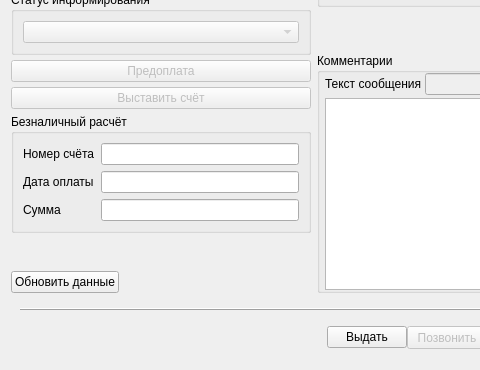
Above: tabrepair.ui from solderercb/snap_crm before the change; both pictures show x 0 to 480 and y 578 to 948 of the 1176 by 948 pixel window. Below: the same form after it.
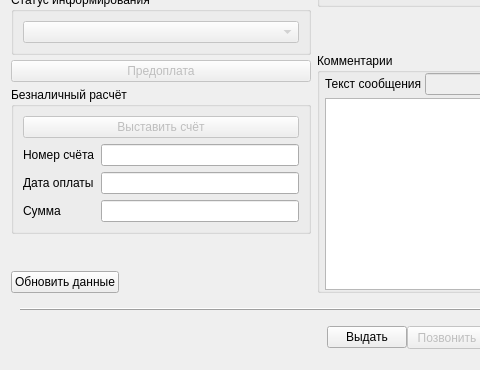
That is the form after the change. Custom widgets are drawn as their Qt base class.

Commit message: tabRepair: некоторые страндартные QLineEdit заменены на SLineEdit, добавлены соответствующие методы (пустышки) обработки нажатия кнопок в этих lineEdit'ах; реализовано открытие вкладки предыдущего ремонта; немного изменена компоновка виджетов, связанных со счетами (безналом).

What changed in the file:
```diff
--- a/tabrepair.ui
+++ b/tabrepair.ui
@@ -117,7 +117,7 @@
                </widget>
               </item>
               <item row="1" column="1">
-               <widget class="QLineEdit" name="lineEditIncomingSet">
+               <widget class="SLineEdit" name="lineEditIncomingSet">
                 <property name="sizePolicy">
                  <sizepolicy hsizetype="Expanding" vsizetype="Fixed">
                   <horstretch>0</horstretch>
@@ -205,7 +205,7 @@
                </widget>
               </item>
               <item row="1" column="0">
-               <widget class="QLineEdit" name="lineEditAgreedAmount">
+               <widget class="SLineEdit" name="lineEditAgreedAmount">
                 <property name="enabled">
                  <bool>false</bool>
                 </property>
@@ -329,7 +329,10 @@
                  </widget>
                 </item>
                 <item>
-                 <widget class="QLineEdit" name="lineEditQuickAddSparePartByUID">
+                 <widget class="SLineEdit" name="lineEditQuickAddSparePartByUID">
+                  <property name="enabled">
+                   <bool>false</bool>
+                  </property>
                   <property name="sizePolicy">
                    <sizepolicy hsizetype="Fixed" vsizetype="Fixed">
                     <horstretch>0</horstretch>
@@ -625,7 +628,7 @@
           </widget>
          </item>
          <item row="0" column="1">
-          <widget class="QLineEdit" name="lineEditRepairId">
+          <widget class="SLineEdit" name="lineEditRepairId">
            <property name="sizePolicy">
             <sizepolicy hsizetype="Expanding" vsizetype="Fixed">
              <horstretch>0</horstretch>
@@ -799,7 +802,7 @@
           </widget>
          </item>
          <item row="7" column="1">
-          <widget class="QLineEdit" name="lineEditOffice">
+          <widget class="SLineEdit" name="lineEditOffice">
            <property name="sizePolicy">
             <sizepolicy hsizetype="Expanding" vsizetype="Fixed">
              <horstretch>0</horstretch>
@@ -828,7 +831,7 @@
           </widget>
          </item>
          <item row="8" column="1">
-          <widget class="QLineEdit" name="lineEditManager">
+          <widget class="SLineEdit" name="lineEditManager">
            <property name="sizePolicy">
             <sizepolicy hsizetype="Expanding" vsizetype="Fixed">
              <horstretch>0</horstretch>
@@ -857,7 +860,7 @@
           </widget>
          </item>
          <item row="9" column="1">
-          <widget class="QLineEdit" name="lineEditEngineer">
+          <widget class="SLineEdit" name="lineEditEngineer">
            <property name="sizePolicy">
             <sizepolicy hsizetype="Expanding" vsizetype="Fixed">
              <horstretch>0</horstretch>
@@ -972,7 +975,7 @@
             </widget>
            </item>
            <item>
-            <widget class="QLineEdit" name="lineEditPrevRepair">
+            <widget class="SLineEdit" name="lineEditPrevRepair">
              <property name="readOnly">
               <bool>true</bool>
              </property>
@@ -1091,81 +1094,6 @@
            </property>
           </widget>
          </item>
-         <item row="19" column="0" colspan="2">
-          <widget class="QPushButton" name="pushButtonCreateInvoice">
-           <property name="enabled">
-            <bool>false</bool>
-           </property>
-           <property name="text">
-            <string>Выставить счёт</string>
-           </property>
-          </widget>
-         </item>
-         <item row="20" column="0" colspan="2">
-          <widget class="QGroupBox" name="groupBoxCashless">
-           <property name="sizePolicy">
-            <sizepolicy hsizetype="Preferred" vsizetype="Minimum">
-             <horstretch>0</horstretch>
-             <verstretch>0</verstretch>
-            </sizepolicy>
-           </property>
-           <property name="title">
-            <string>Безналичный расчёт</string>
-           </property>
-           <layout class="QGridLayout" name="gridLayout_16">
-            <item row="1" column="1">
-             <widget class="QLineEdit" name="lineEditInvoicePaymentDate"/>
-            </item>
-            <item row="2" column="1">
-             <widget class="QLineEdit" name="lineEditInvoiceAmount"/>
-            </item>
-            <item row="0" column="1">
-             <widget class="QLineEdit" name="lineEditInvoice"/>
-            </item>
-            <item row="0" column="0">
-             <widget class="QLabel" name="label">
-              <property name="text">
-               <string>Номер счёта</string>
-              </property>
-             </widget>
-            </item>
-            <item row="1" column="0">
-             <widget class="QLabel" name="label_2">
-              <property name="text">
-               <string>Дата оплаты</string>
-              </property>
-             </widget>
-            </item>
-            <item row="2" column="0">
-             <widget class="QLabel" name="label_3">
-              <property name="text">
-               <string>Сумма</string>
-              </property>
-             </widget>
-            </item>
-           </layout>
-          </widget>
-         </item>
-         <item row="21" column="1">
-          <spacer name="verticalSpacer_3">
-           <property name="orientation">
-            <enum>Qt::Vertical</enum>
-           </property>
-           <property name="sizeHint" stdset="0">
-            <size>
-             <width>20</width>
-             <height>40</height>
-            </size>
-           </property>
-          </spacer>
-         </item>
-         <item row="22" column="0">
-          <widget class="QPushButton" name="pushButtonManualUpdateRepairData">
-           <property name="text">
-            <string>Обновить данные</string>
-           </property>
-          </widget>
-         </item>
          <item row="12" column="0" colspan="2">
           <layout class="QHBoxLayout" name="horizontalLayout_3" stretch="1,1">
            <item>
@@ -1231,6 +1159,81 @@
            </property>
           </widget>
          </item>
+         <item row="19" column="0" colspan="2">
+          <widget class="QGroupBox" name="groupBoxCashless">
+           <property name="sizePolicy">
+            <sizepolicy hsizetype="Preferred" vsizetype="Minimum">
+             <horstretch>0</horstretch>
+             <verstretch>0</verstretch>
+            </sizepolicy>
+           </property>
+           <property name="title">
+            <string>Безналичный расчёт</string>
+           </property>
+           <layout class="QGridLayout" name="gridLayout_16">
+            <item row="1" column="0">
+             <widget class="QLabel" name="labelInvoice">
+              <property name="text">
+               <string>Номер счёта</string>
+              </property>
+             </widget>
+            </item>
+            <item row="3" column="0">
+             <widget class="QLabel" name="labelInvoiceAmount">
+              <property name="text">
+               <string>Сумма</string>
+              </property>
+             </widget>
+            </item>
+            <item row="2" column="0">
+             <widget class="QLabel" name="labelInvoicePaymentDate">
+              <property name="text">
+               <string>Дата оплаты</string>
+              </property>
+             </widget>
+            </item>
+            <item row="1" column="1">
+             <widget class="SLineEdit" name="lineEditInvoice"/>
+            </item>
+            <item row="2" column="1">
+             <widget class="QLineEdit" name="lineEditInvoicePaymentDate"/>
+            </item>
+            <item row="3" column="1">
+             <widget class="QLineEdit" name="lineEditInvoiceAmount"/>
+            </item>
+            <item row="0" column="0" colspan="2">
+             <widget class="QPushButton" name="pushButtonCreateInvoice">
+              <property name="enabled">
+               <bool>false</bool>
+              </property>
+              <property name="text">
+               <string>Выставить счёт</string>
+              </property>
+             </widget>
+            </item>
+           </layout>
+          </widget>
+         </item>
+         <item row="20" column="1">
+          <spacer name="verticalSpacer_3">
+           <property name="orientation">
+            <enum>Qt::Vertical</enum>
+           </property>
+           <property name="sizeHint" stdset="0">
+            <size>
+             <width>20</width>
+             <height>40</height>
+            </size>
+           </property>
+          </spacer>
+         </item>
+         <item row="21" column="0">
+          <widget class="QPushButton" name="pushButtonManualUpdateRepairData">
+           <property name="text">
+            <string>Обновить данные</string>
+           </property>
+          </widget>
+         </item>
         </layout>
        </item>
       </layout>
@@ -1445,21 +1448,30 @@
   </layout>
  </widget>
  <customwidgets>
+  <customwidget>
+   <class>commentsTable</class>
+   <extends>QTableView</extends>
+   <header>tabrepair.h</header>
+  </customwidget>
+  <customwidget>
+   <class>worksAndSparePartsTable</class>
+   <extends>QTableView</extends>
+   <header>tabrepair.h</header>
+  </customwidget>
+  <customwidget>
+   <class>SLineEdit</class>
+   <extends>QLineEdit</extends>
+   <header location="global">widgets/slineedit.h</header>
+   <slots>
+    <signal>buttonClicked(int)</signal>
+    <signal>mouseDoubleClick()</signal>
+   </slots>
+  </customwidget>
   <customwidget>
    <class>SComboBox</class>
    <extends>QComboBox</extends>
    <header location="global">widgets/scombobox.h</header>
   </customwidget>
-  <customwidget>
-   <class>commentsTable</class>
-   <extends>QTableView</extends>
-   <header>tabrepair.h</header>
-  </customwidget>
-  <customwidget>
-   <class>worksAndSparePartsTable</class>
-   <extends>QTableView</extends>
-   <header>tabrepair.h</header>
-  </customwidget>
  </customwidgets>
  <tabstops>
   <tabstop>buttonMedia</tabstop>
```
Left out of the diff: 17 changed lines with no effect on the pictures. The commit also changes 6 other files.
